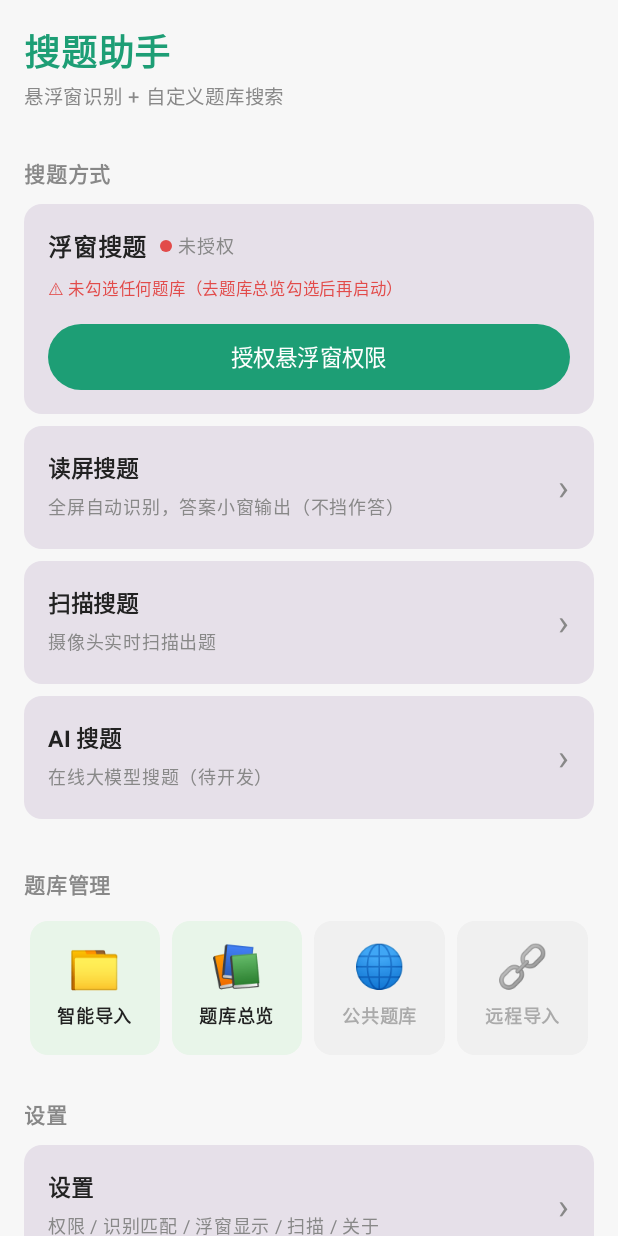
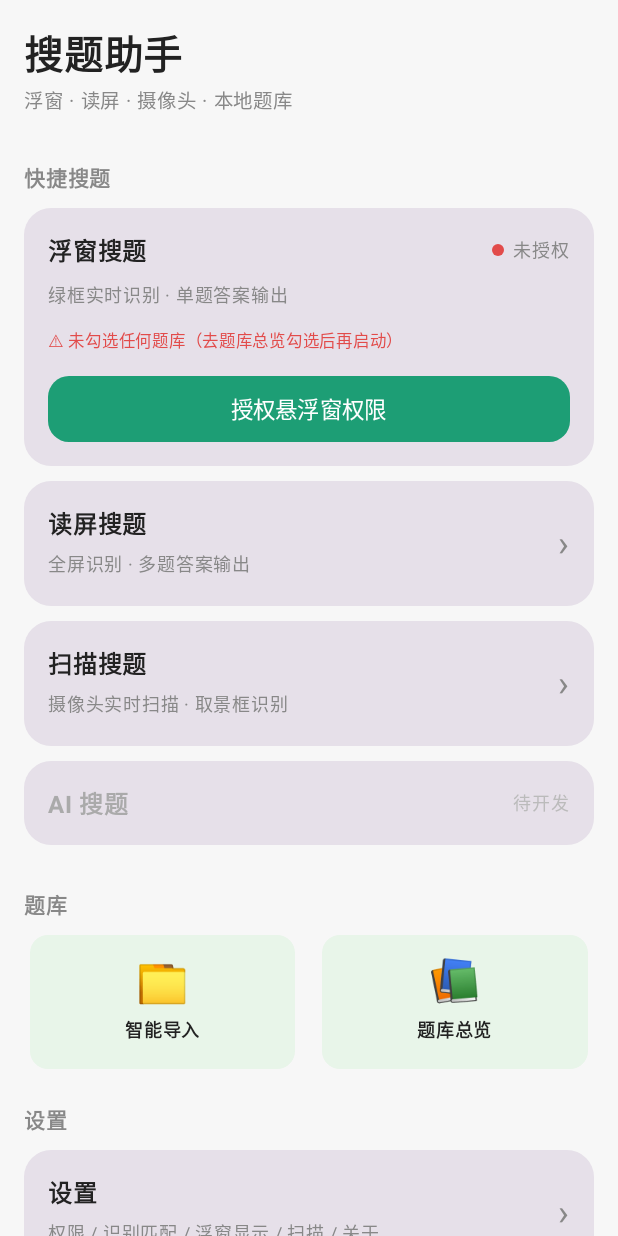
Before and after one commit to qingtianes/SoutiAssistant, an Android app built with Jetpack Compose: the screen it shows after launch (MainActivity), on a phone screen of 412 x 824 dp. Run offline under Robolectric (Android 15) with nearby library versions, the light colour scheme and no system bars.

Commit message:
style: redesign home screen in minimal card style B

```diff
--- a/app/src/main/java/com/dingding/souti/ui/HomeScreen.kt
+++ b/app/src/main/java/com/dingding/souti/ui/HomeScreen.kt
@@ -106,25 +106,25 @@ fun HomeScreen(onNavigate: (String) -> Unit) {
     }
 
     Column(modifier = Modifier.fillMaxSize().background(Color(0xFFF7F7F7)).verticalScroll(rememberScrollState()).statusBarsPadding().padding(16.dp)) {
-        Text("搜题助手", fontSize = 24.sp, fontWeight = FontWeight.Bold, color = Green)
-        Text("悬浮窗识别 + 自定义题库搜索", fontSize = 13.sp, color = Color.Gray)
+        Text("搜题助手", fontSize = 26.sp, fontWeight = FontWeight.Bold, color = Color(0xFF222222))
+        Text("浮窗 · 读屏 · 摄像头 · 本地题库", fontSize = 13.sp, color = Color.Gray)
         Spacer(Modifier.height(20.dp))
-        SectionTitle("搜题方式")
-        Card(modifier = Modifier.fillMaxWidth().padding(bottom = 8.dp), shape = RoundedCornerShape(12.dp)) {
+        SectionTitle("快捷搜题")
+        Card(modifier = Modifier.fillMaxWidth().padding(bottom = 10.dp), shape = RoundedCornerShape(18.dp)) {
             Column(modifier = Modifier.padding(16.dp)) {
                 Row(verticalAlignment = Alignment.CenterVertically) {
                     Text("浮窗搜题", fontSize = 16.sp, fontWeight = FontWeight.Bold, color = Color(0xFF222222))
-                    Spacer(Modifier.width(8.dp))
+                    Spacer(Modifier.weight(1f))
                     Box(Modifier.size(8.dp).clip(CircleShape).background(if (floatRunning) Green else if (hasOverlayPermission) Color(0xFFCCCCCC) else Red))
-                    Spacer(Modifier.width(4.dp))
+                    Spacer(Modifier.width(6.dp))
                     Text(when { floatRunning -> "运行中"; hasOverlayPermission -> "未开启"; else -> "未授权" }, fontSize = 12.sp, color = Color.Gray)
                 }
-                Spacer(Modifier.height(4.dp))
-                Text(
-                    text = if (activeCount == 0) "⚠ 未勾选任何题库（去题库总览勾选后再启动）" else "✓ 已勾选 $activeCount 个题库用于搜题",
-                    fontSize = 11.sp, color = if (activeCount == 0) Red else Green
-                )
-                // ★ Service 启动失败时显示错误
+                Spacer(Modifier.height(6.dp))
+                Text("绿框实时识别 · 单题答案输出", fontSize = 12.sp, color = Color.Gray)
+                if (activeCount == 0) {
+                    Spacer(Modifier.height(6.dp))
+                    Text("⚠ 未勾选任何题库（去题库总览勾选后再启动）", fontSize = 11.sp, color = Red)
+                }
                 if (floatError.isNotEmpty()) {
                     Spacer(Modifier.height(2.dp))
                     Text("⚠ 启动失败：$floatError", fontSize = 10.sp, color = Red)
@@ -135,7 +135,6 @@ Button(
                         when {
                             !hasOverlayPermission -> context.startActivity(Intent(Settings.ACTION_MANAGE_OVERLAY_PERMISSION, Uri.parse("package:${context.packageName}")))
                             floatRunning -> {
-                                // ★ 完全关闭服务：发 ACTION_STOP_SELF（Android 14+ 前台服务必须先 stopForeground）
                                 val stopIntent = Intent(context, FloatWindowService::class.java).apply {
                                     action = FloatWindowService.ACTION_STOP_SELF
                                 }
@@ -144,9 +143,6 @@ Button(
                                 floatRunning = false
                             }
                             else -> {
-                                // ★ 启动服务（首次或完全关闭后启动）—— 带 ACTION_START_SCAN 让 Service 立即显示主浮窗
-                                //    之前只用 startForegroundService 不传 action，导致 Service 只做 onCreate 初始化
-                                //    不显示主浮窗（onCreate 已不再自动 showFloatWindow）→ 浮窗"打不开"
                                 context.startForegroundService(Intent(context, FloatWindowService::class.java).apply {
                                     action = FloatWindowService.ACTION_START_SCAN
                                 })
@@ -155,47 +151,74 @@ Button(
                         }
                     },
                     modifier = Modifier.fillMaxWidth().height(44.dp),
+                    shape = RoundedCornerShape(14.dp),
                     colors = ButtonDefaults.buttonColors(containerColor = if (floatRunning) Red else Green)
-                ) { Text(when { !hasOverlayPermission -> "授权悬浮窗权限"; floatRunning -> "关闭服务（需重新授权）"; else -> "启动服务" }, fontSize = 15.sp) }
+                ) { Text(when { !hasOverlayPermission -> "授权悬浮窗权限"; floatRunning -> "关闭服务"; else -> "启动服务" }, fontSize = 15.sp) }
             }
         }
-        MenuCard(
-            title = "读屏搜题",
-            subtitle = if (screenReadRunning) "运行中：右上角小窗 ✕ 关闭"
-                       else "全屏自动识别，答案小窗输出（不挡作答）"
-        ) {
-            // ★ 读屏模式：需要悬浮窗权限 + MediaProjection 授权
+        Card(
+            modifier = Modifier.fillMaxWidth().padding(bottom = 10.dp).clickable(onClick = {
                 if (!Settings.canDrawOverlays(context)) {
-                // 没有悬浮窗权限 → 引导授权
                     context.startActivity(Intent(Settings.ACTION_MANAGE_OVERLAY_PERMISSION, Uri.parse("package:${context.packageName}")))
+                } else if (screenReadRunning) {
+                    android.widget.Toast.makeText(context, "读屏搜题运行中：小窗右上角 ✕ 关闭", android.widget.Toast.LENGTH_SHORT).show()
                 } else {
-                // 有悬浮窗权限 → 发读屏启动（无 MediaProjection 时 Service 内部引导授权）
                     val svcIntent = Intent(context, FloatWindowService::class.java).apply {
                         action = FloatWindowService.ACTION_SCREEN_READ_START
                     }
                     context.startService(svcIntent)
-                // 给个提示（如果正在读屏，提示怎么停）
-                android.widget.Toast.makeText(
-                    context,
-                    "读屏搜题已启动：小窗右上角 ✕ 关闭",
-                    android.widget.Toast.LENGTH_SHORT
-                ).show()
+                    android.widget.Toast.makeText(context, "读屏搜题已启动：小窗右上角 ✕ 关闭", android.widget.Toast.LENGTH_SHORT).show()
+                }
+            }),
+            shape = RoundedCornerShape(18.dp)
+        ) {
+            Row(modifier = Modifier.fillMaxWidth().padding(16.dp), verticalAlignment = Alignment.CenterVertically) {
+                Column(modifier = Modifier.weight(1f)) {
+                    Text("读屏搜题", fontSize = 16.sp, fontWeight = FontWeight.Bold, color = Color(0xFF222222))
+                    Spacer(Modifier.height(3.dp))
+                    Text(if (screenReadRunning) "运行中：右上角小窗 ✕ 关闭" else "全屏识别 · 多题答案输出", fontSize = 12.sp, color = Color.Gray)
+                }
+                if (screenReadRunning) Box(Modifier.size(8.dp).clip(CircleShape).background(Green)) else Text("›", fontSize = 24.sp, color = Color.Gray)
             }
         }
-        MenuCard("扫描搜题", "摄像头实时扫描出题") { onNavigate("scan") }
-        MenuCard("AI 搜题", "在线大模型搜题（待开发）") {}
-        Spacer(Modifier.height(16.dp))
-        SectionTitle("题库管理")
-        // ★ 横向 4 图标网格（智能导入 / 题库总览 / 公共题库 / 远程导入）
-        Row(modifier = Modifier.fillMaxWidth().padding(vertical = 4.dp), horizontalArrangement = Arrangement.SpaceBetween) {
+        Card(
+            modifier = Modifier.fillMaxWidth().padding(bottom = 10.dp).clickable { onNavigate("scan") },
+            shape = RoundedCornerShape(18.dp)
+        ) {
+            Row(modifier = Modifier.fillMaxWidth().padding(16.dp), verticalAlignment = Alignment.CenterVertically) {
+                Column(modifier = Modifier.weight(1f)) {
+                    Text("扫描搜题", fontSize = 16.sp, fontWeight = FontWeight.Bold, color = Color(0xFF222222))
+                    Spacer(Modifier.height(3.dp))
+                    Text("摄像头实时扫描 · 取景框识别", fontSize = 12.sp, color = Color.Gray)
+                }
+                Text("›", fontSize = 24.sp, color = Color.Gray)
+            }
+        }
+        Card(modifier = Modifier.fillMaxWidth().padding(bottom = 6.dp), shape = RoundedCornerShape(18.dp)) {
+            Row(modifier = Modifier.fillMaxWidth().padding(16.dp), verticalAlignment = Alignment.CenterVertically) {
+                Text("AI 搜题", fontSize = 16.sp, fontWeight = FontWeight.Bold, color = Color(0xFFAAAAAA))
+                Spacer(Modifier.weight(1f))
+                Text("待开发", fontSize = 12.sp, color = Color(0xFFBBBBBB))
+            }
+        }
+        Spacer(Modifier.height(14.dp))
+        SectionTitle("题库")
+        Row(modifier = Modifier.fillMaxWidth(), horizontalArrangement = Arrangement.spacedBy(10.dp)) {
             BankIcon("📁", "智能导入", enabled = true) { onNavigate("import") }
             BankIcon("📚", "题库总览", enabled = true) { onNavigate("overview") }
-            BankIcon("🌐", "公共题库", enabled = false) {}
-            BankIcon("🔗", "远程导入", enabled = false) {}
         }
-        Spacer(Modifier.height(16.dp))
+        Spacer(Modifier.height(14.dp))
         SectionTitle("设置")
-        MenuCard("设置", "权限 / 识别匹配 / 浮窗显示 / 扫描 / 关于") { onNavigate("settings") }
+        Card(modifier = Modifier.fillMaxWidth().clickable { onNavigate("settings") }, shape = RoundedCornerShape(18.dp)) {
+            Row(modifier = Modifier.fillMaxWidth().padding(16.dp), verticalAlignment = Alignment.CenterVertically) {
+                Column(modifier = Modifier.weight(1f)) {
+                    Text("设置", fontSize = 16.sp, fontWeight = FontWeight.Bold, color = Color(0xFF222222))
+                    Spacer(Modifier.height(3.dp))
+                    Text("权限 / 识别匹配 / 浮窗显示 / 扫描 / 关于", fontSize = 12.sp, color = Color.Gray)
+                }
+                Text("›", fontSize = 24.sp, color = Color.Gray)
+            }
+        }
         Spacer(Modifier.height(32.dp))
     }
 }
```
Lines whose indentation alone changed are shown as unchanged.
